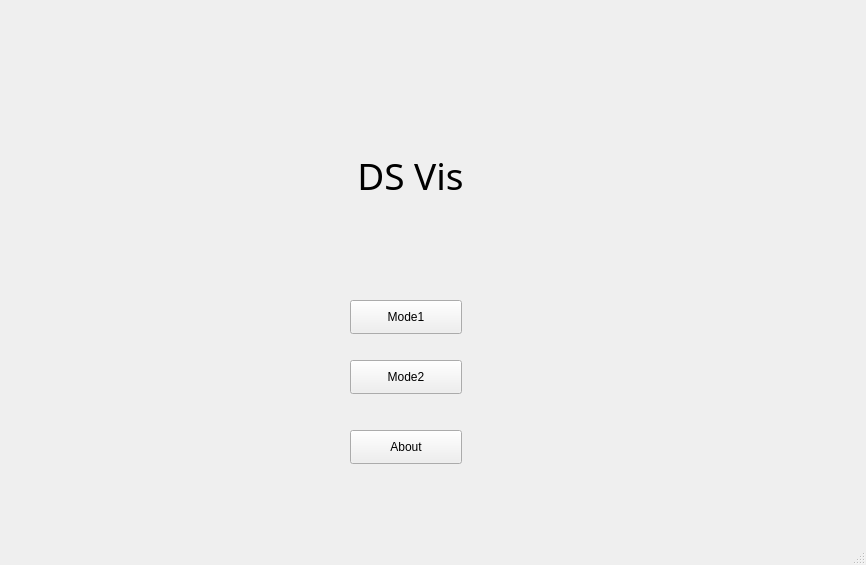
This is DSVis/WINDOW/firstpage.ui in Dreamerryao/CPlusPlus-Project as Qt 5 draws it before an edit. The edited form follows.
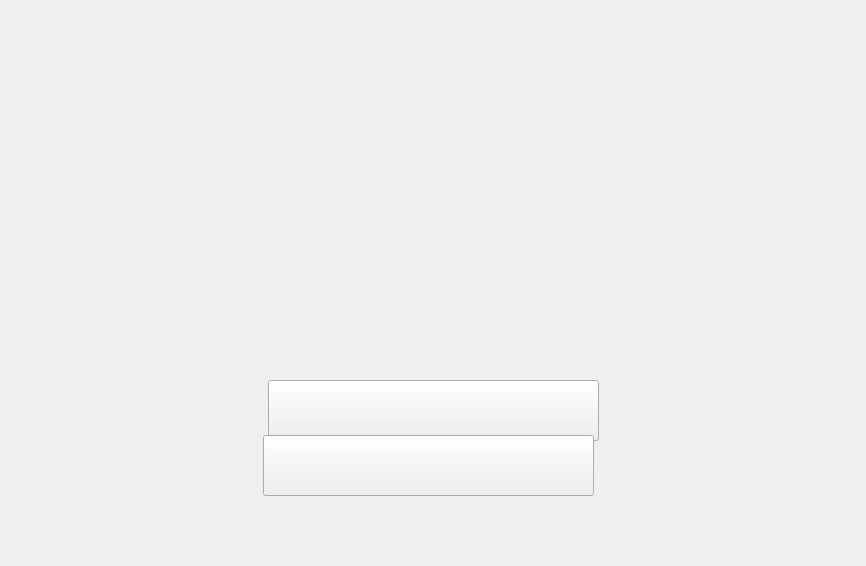
This is the edited form. Icons and pictures are not drawn.

What changed in the file:
```diff
--- a/DSVis/WINDOW/firstpage.ui
+++ b/DSVis/WINDOW/firstpage.ui
@@ -10,7 +10,7 @@
     <x>0</x>
     <y>0</y>
     <width>866</width>
-    <height>565</height>
+    <height>566</height>
    </rect>
   </property>
   <property name="windowTitle">
@@ -23,10 +23,10 @@
    <widget class="QLabel" name="label">
     <property name="geometry">
      <rect>
-      <x>290</x>
-      <y>140</y>
-      <width>241</width>
-      <height>71</height>
+      <x>41</x>
+      <y>90</y>
+      <width>801</width>
+      <height>191</height>
      </rect>
     </property>
     <property name="font">
@@ -40,7 +40,7 @@
      <string notr="true"/>
     </property>
     <property name="text">
-     <string>DS Vis</string>
+     <string/>
     </property>
     <property name="alignment">
      <set>Qt::AlignCenter</set>
@@ -49,44 +49,98 @@
    <widget class="QPushButton" name="M1_button">
     <property name="geometry">
      <rect>
-      <x>350</x>
-      <y>300</y>
-      <width>112</width>
-      <height>34</height>
+      <x>268</x>
+      <y>324</y>
+      <width>331</width>
+      <height>60</height>
      </rect>
     </property>
+    <property name="cursor">
+     <cursorShape>OpenHandCursor</cursorShape>
+    </property>
+    <property name="styleSheet">
+     <string notr="true">border-image: url(:/background/images/mode1.png);
+border: 1px</string>
+    </property>
     <property name="text">
-     <string>Mode1</string>
+     <string/>
     </property>
    </widget>
    <widget class="QPushButton" name="m2_button">
     <property name="geometry">
      <rect>
-      <x>350</x>
-      <y>360</y>
-      <width>112</width>
-      <height>34</height>
+      <x>268</x>
+      <y>380</y>
+      <width>331</width>
+      <height>61</height>
      </rect>
     </property>
+    <property name="cursor">
+     <cursorShape>OpenHandCursor</cursorShape>
+    </property>
+    <property name="tabletTracking">
+     <bool>false</bool>
+    </property>
+    <property name="styleSheet">
+     <string notr="true">border-image: url(:/background/images/mode2.png);</string>
+    </property>
     <property name="text">
-     <string>Mode2</string>
+     <string/>
     </property>
    </widget>
    <widget class="QPushButton" name="about_button">
     <property name="geometry">
      <rect>
-      <x>350</x>
-      <y>430</y>
-      <width>112</width>
-      <height>34</height>
+      <x>263</x>
+      <y>435</y>
+      <width>331</width>
+      <height>61</height>
      </rect>
     </property>
+    <property name="cursor">
+     <cursorShape>WhatsThisCursor</cursorShape>
+    </property>
+    <property name="styleSheet">
+     <string notr="true">
+border-image: url(:/background/images/about.png);</string>
+    </property>
     <property name="text">
-     <string>About</string>
+     <string/>
+    </property>
+   </widget>
+   <widget class="QLabel" name="label_2">
+    <property name="geometry">
+     <rect>
+      <x>340</x>
+      <y>330</y>
+      <width>41</width>
+      <height>41</height>
+     </rect>
+    </property>
+    <property name="styleSheet">
+     <string notr="true">border-image: url(:/background/images/button.png);</string>
+    </property>
+    <property name="text">
+     <string/>
+    </property>
+   </widget>
+   <widget class="QLabel" name="label_3">
+    <property name="geometry">
+     <rect>
+      <x>341</x>
+      <y>387</y>
+      <width>41</width>
+      <height>41</height>
+     </rect>
+    </property>
+    <property name="styleSheet">
+     <string notr="true">border-image: url(:/background/images/button.png);</string>
+    </property>
+    <property name="text">
+     <string/>
     </property>
    </widget>
   </widget>
-  <widget class="QStatusBar" name="statusbar"/>
  </widget>
  <resources/>
  <connections/>
```
Left out of the diff: 11 changed lines with no effect on the pictures.
